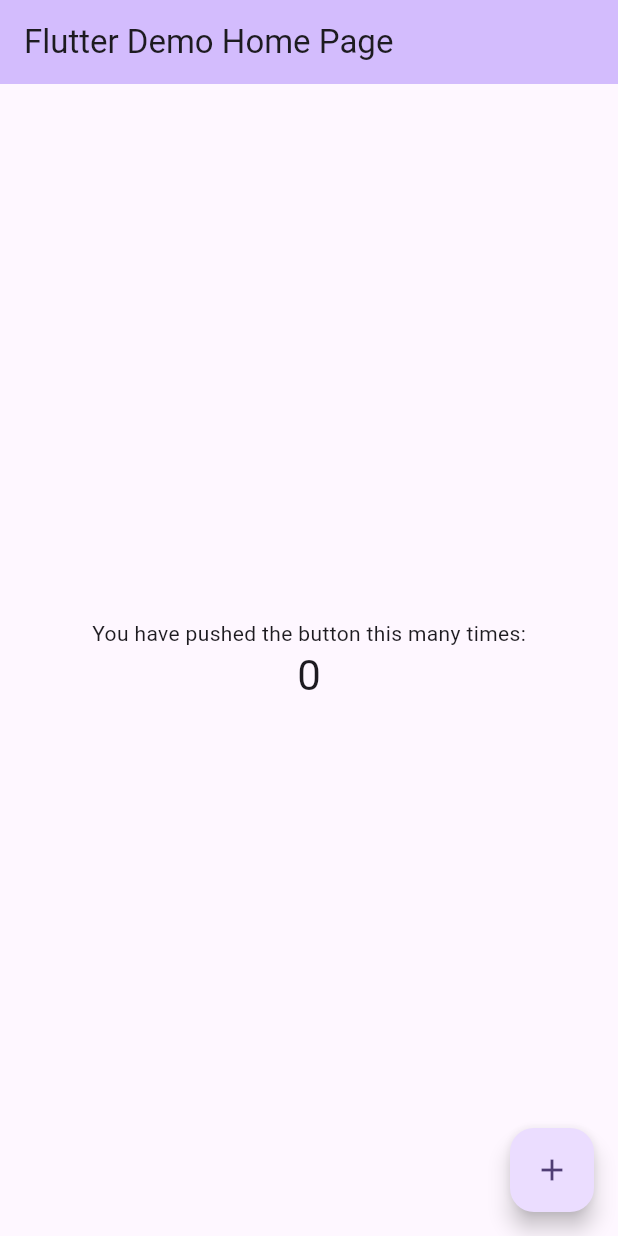
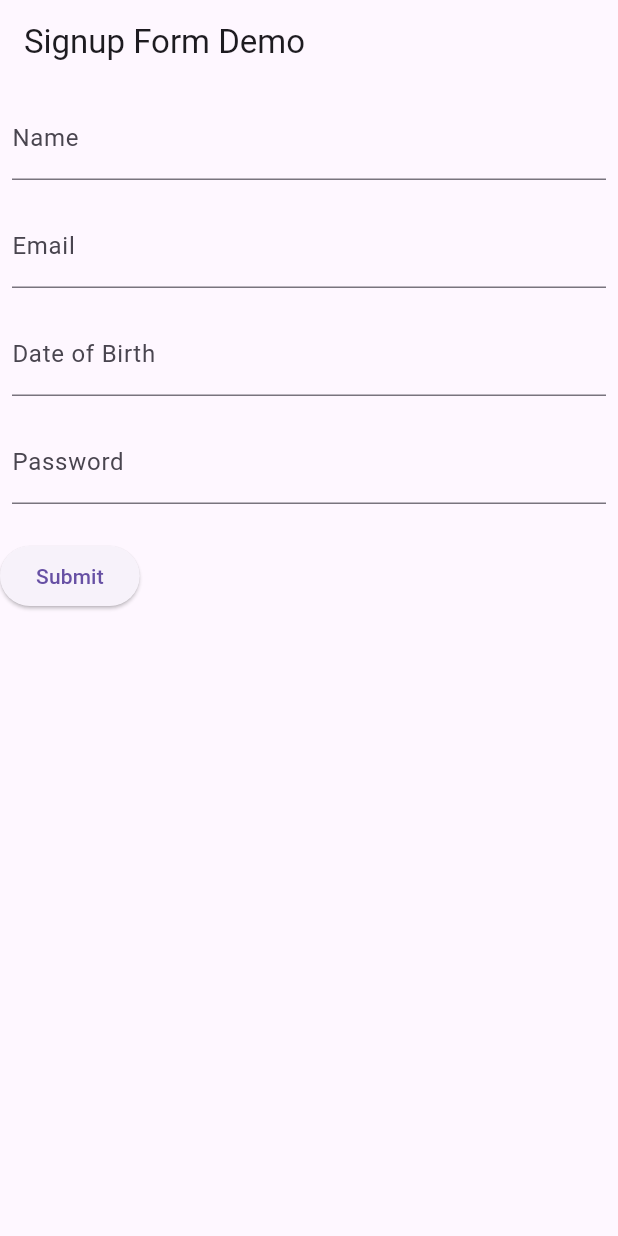
Before and after one commit to ComputerScience1024/act_10, a Flutter app: the screen it shows after launch, on a phone screen of 412 x 824 dp. Run offline on Flutter 3.47's test engine with Material 3 defaults, Android fonts, the phone set to English and light mode, and no system bars; our stand-ins replace flutter_form_builder.

Commit message:
Designed and Implemented the Signup Form

```diff
--- a/signup_page/lib/main.dart
+++ b/signup_page/lib/main.dart
@@ -1,125 +1,136 @@
 import 'package:flutter/material.dart';
+import 'package:flutter_form_builder/flutter_form_builder.dart';
 
-void main() {
-  runApp(const MyApp());
-}
+void main() => runApp(const MyApp());
 
 class MyApp extends StatelessWidget {
   const MyApp({super.key});
 
-  // This widget is the root of your application.
   @override
   Widget build(BuildContext context) {
+    const appTitle = 'Signup Form Demo';
     return MaterialApp(
-      title: 'Flutter Demo',
-      theme: ThemeData(
-        // This is the theme of your application.
-        //
-        // TRY THIS: Try running your application with "flutter run". You'll see
-        // the application has a purple toolbar. Then, without quitting the app,
-        // try changing the seedColor in the colorScheme below to Colors.green
-        // and then invoke "hot reload" (save your changes or press the "hot
-        // reload" button in a Flutter-supported IDE, or press "r" if you used
-        // the command line to start the app).
-        //
-        // Notice that the counter didn't reset back to zero; the application
-        // state is not lost during the reload. To reset the state, use hot
-        // restart instead.
-        //
-        // This works for code too, not just values: Most code changes can be
-        // tested with just a hot reload.
-        colorScheme: ColorScheme.fromSeed(seedColor: Colors.deepPurple),
-        useMaterial3: true,
+      title: appTitle,
+      home: Scaffold(
+        appBar: AppBar(
+          title: const Text(appTitle),
+        ),
+        body: const MyCustomForm(),
       ),
-      home: const MyHomePage(title: 'Flutter Demo Home Page'),
     );
   }
 }
 
-class MyHomePage extends StatefulWidget {
-  const MyHomePage({super.key, required this.title});
-
-  // This widget is the home page of your application. It is stateful, meaning
-  // that it has a State object (defined below) that contains fields that affect
-  // how it looks.
-
-  // This class is the configuration for the state. It holds the values (in this
-  // case the title) provided by the parent (in this case the App widget) and
-  // used by the build method of the State. Fields in a Widget subclass are
-  // always marked "final".
-
-  final String title;
+class MyCustomForm extends StatefulWidget {
+  const MyCustomForm({super.key});
 
   @override
-  State<MyHomePage> createState() => _MyHomePageState();
+  MyCustomFormState createState() => MyCustomFormState();
 }
 
-class _MyHomePageState extends State<MyHomePage> {
-  int _counter = 0;
+class MyCustomFormState extends State<MyCustomForm> {
+  final _formKey = GlobalKey<FormState>();
 
-  void _incrementCounter() {
-    setState(() {
-      // This call to setState tells the Flutter framework that something has
-      // changed in this State, which causes it to rerun the build method below
-      // so that the display can reflect the updated values. If we changed
-      // _counter without calling setState(), then the build method would not be
-      // called again, and so nothing would appear to happen.
-      _counter++;
-    });
-  }
+  final TextEditingController _dobController = TextEditingController();
 
   @override
   Widget build(BuildContext context) {
-    // This method is rerun every time setState is called, for instance as done
-    // by the _incrementCounter method above.
-    //
-    // The Flutter framework has been optimized to make rerunning build methods
-    // fast, so that you can just rebuild anything that needs updating rather
-    // than having to individually change instances of widgets.
-    return Scaffold(
-      appBar: AppBar(
-        // TRY THIS: Try changing the color here to a specific color (to
-        // Colors.amber, perhaps?) and trigger a hot reload to see the AppBar
-        // change color while the other colors stay the same.
-        backgroundColor: Theme.of(context).colorScheme.inversePrimary,
-        // Here we take the value from the MyHomePage object that was created by
-        // the App.build method, and use it to set our appbar title.
-        title: Text(widget.title),
+    return Form(
+      key: _formKey,
+      child: Column(
+        crossAxisAlignment: CrossAxisAlignment.start,
+        children: [
+          Padding(
+            padding: const EdgeInsets.all(8.0),
+            child: TextFormField(
+              decoration: const InputDecoration(labelText: 'Name'),
+              validator: (value) {
+                if (value == null || value.isEmpty) {
+                  return 'Please enter your name';
+                }
+                return null;
+              },
+            ),
+          ),
+          Padding(
+            padding: const EdgeInsets.all(8.0),
+            child: TextFormField(
+              decoration: const InputDecoration(labelText: 'Email'),
+              keyboardType: TextInputType.emailAddress,
+              validator: (value) {
+                if (value == null || value.isEmpty) {
+                  return 'Please enter an email address';
+                } else if (!RegExp(r'\S+@\S+\.\S+').hasMatch(value)) {
+                  return 'Enter a valid email address';
+                }
+                return null;
+              },
+            ),
+          ),
+          Padding(
+            padding: const EdgeInsets.all(8.0),
+            child: TextFormField(
+              controller: _dobController,
+              decoration: const InputDecoration(labelText: 'Date of Birth'),
+              keyboardType: TextInputType.datetime,
+              validator: (value) {
+                if (value == null || value.isEmpty) {
+                  return 'Please enter your date of birth';
+                }
+                return null;
+              },
+            ),
+          ),
+          Padding(
+            padding: const EdgeInsets.all(8.0),
+            child: TextFormField(
+              decoration: const InputDecoration(labelText: 'Password'),
+              obscureText: true,
+              validator: (value) {
+                if (value == null || value.isEmpty) {
+                  return 'Please enter a password';
+                } else if (value.length < 6) {
+                  return 'Password must be at least 6 characters';
+                }
+                return null;
+              },
+            ),
+          ),
+          Padding(
+            padding: const EdgeInsets.symmetric(vertical: 16),
+            child: ElevatedButton(
+              onPressed: () {
+                if (_formKey.currentState!.validate()) {
+                  ScaffoldMessenger.of(context).showSnackBar(
+                    const SnackBar(content: Text('Processing Data')),
+                  );
+                  Navigator.push(
+                    context,
+                    MaterialPageRoute(
+                      builder: (context) => const SuccessScreen(),
+                    ),
+                  );
+                }
+              },
+              child: const Text('Submit'),
+            ),
+          ),
+        ],
       ),
-      body: Center(
-        // Center is a layout widget. It takes a single child and positions it
-        // in the middle of the parent.
-        child: Column(
-          // Column is also a layout widget. It takes a list of children and
-          // arranges them vertically. By default, it sizes itself to fit its
-          // children horizontally, and tries to be as tall as its parent.
-          //
-          // Column has various properties to control how it sizes itself and
-          // how it positions its children. Here we use mainAxisAlignment to
-          // center the children vertically; the main axis here is the vertical
-          // axis because Columns are vertical (the cross axis would be
-          // horizontal).
-          //
-          // TRY THIS: Invoke "debug painting" (choose the "Toggle Debug Paint"
-          // action in the IDE, or press "p" in the console), to see the
-          // wireframe for each widget.
-          mainAxisAlignment: MainAxisAlignment.center,
-          children: <Widget>[
-            const Text(
-              'You have pushed the button this many times:',
-            ),
-            Text(
-              '$_counter',
-              style: Theme.of(context).textTheme.headlineMedium,
-            ),
-          ],
-        ),
-      ),
-      floatingActionButton: FloatingActionButton(
-        onPressed: _incrementCounter,
-        tooltip: 'Increment',
-        child: const Icon(Icons.add),
-      ), // This trailing comma makes auto-formatting nicer for build methods.
     );
   }
 }
+
+class SuccessScreen extends StatelessWidget {
+  const SuccessScreen({super.key});
+
+  @override
+  Widget build(BuildContext context) {
+    return Scaffold(
+      appBar: AppBar(title: const Text('Success')),
+      body: Center(
+        child: const Text('Signup Successful!'),
+      ),
+    );
+  }
+}
```
